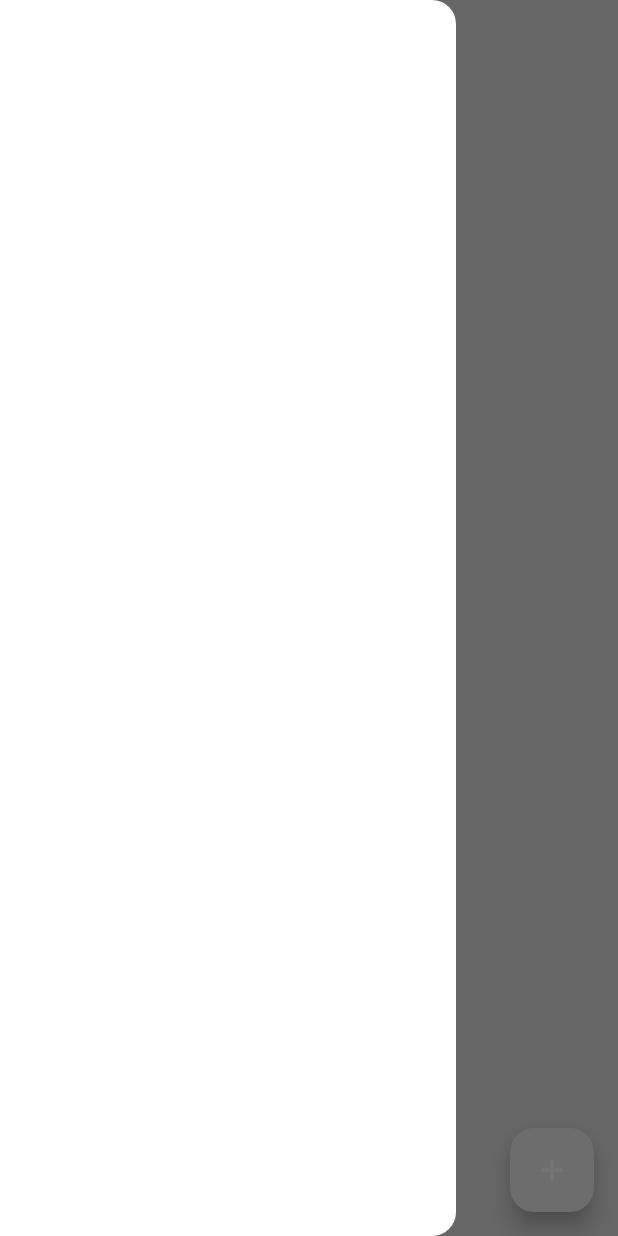
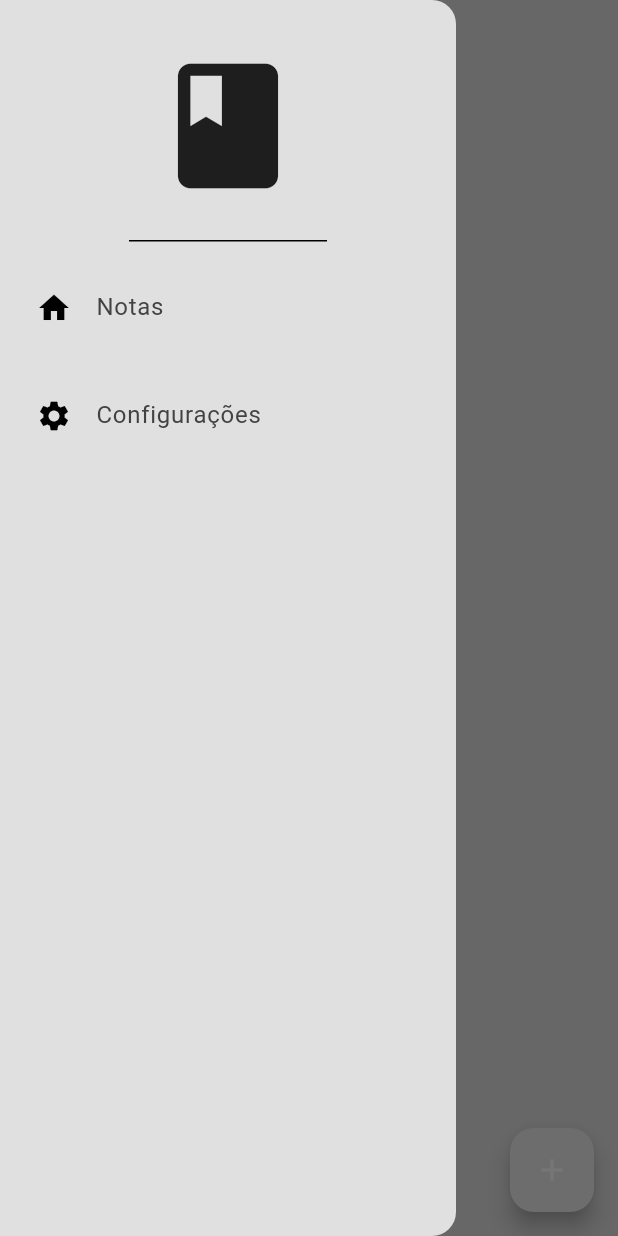
Before and after one commit to Wpylson/new_todo, a Flutter app: the screen it shows after launch, with the side drawer open, on a phone screen of 412 x 824 dp. Run offline on Flutter 3.47's test engine with Material 3 defaults, Android fonts, the phone set to English and light mode, and no system bars; our stand-ins replace google_fonts, isar; accounts and stored records are empty; generated files the repository leaves out were written again.

Commit message:
Drawer and drawer tile

```diff
--- /dev/null
+++ b/lib/components/drawer.dart
@@ -0,0 +1,38 @@
+import 'package:flutter/material.dart';
+import 'package:new_todo/components/drawer_tile.dart';
+
+class MyDrawer extends StatelessWidget {
+  const MyDrawer({super.key});
+
+  @override
+  Widget build(BuildContext context) {
+    return Drawer(
+      backgroundColor: Theme.of(context).colorScheme.background,
+      child: Column(
+        children: [
+          //Header
+          const DrawerHeader(
+            child: Icon(
+              Icons.book,
+              size: 100,
+            ),
+          ),
+
+          //Notes tile
+          DrawerTile(
+            title: "Notas",
+            leading: const Icon(Icons.home),
+            onTap: () => Navigator.pop(context),
+          ),
+
+          //Settings tile
+          DrawerTile(
+            title: "Configurações",
+            leading: const Icon(Icons.settings),
+            onTap: () {},
+          ),
+        ],
+      ),
+    );
+  }
+}
--- /dev/null
+++ b/lib/components/drawer_tile.dart
@@ -0,0 +1,29 @@
+import 'package:flutter/material.dart';
+
+class DrawerTile extends StatelessWidget {
+  final String title;
+  final Widget leading;
+  final void Function()? onTap;
+
+  const DrawerTile({
+    super.key,
+    required this.title,
+    required this.leading,
+    required this.onTap,
+  });
+
+  @override
+  Widget build(BuildContext context) {
+    return Padding(
+      padding: const EdgeInsets.all(8.0),
+      child: ListTile(
+        title: Text(
+          title,
+          style: TextStyle(color: Theme.of(context).colorScheme.inversePrimary),
+        ),
+        leading: leading,
+        onTap: onTap,
+      ),
+    );
+  }
+}
--- a/lib/screens/home_screen.dart
+++ b/lib/screens/home_screen.dart
@@ -1,5 +1,6 @@
 import 'package:flutter/material.dart';
 import 'package:google_fonts/google_fonts.dart';
+import 'package:new_todo/components/drawer.dart';
 import 'package:new_todo/models/note.dart';
 import 'package:new_todo/models/note_database.dart';
 import 'package:provider/provider.dart';
@@ -145,7 +146,7 @@ class _HomeScreenState extends State<HomeScreen> {
         onPressed: createNote,
         child: const Icon(Icons.add),
       ),
-      drawer: Drawer(),
+      drawer: const MyDrawer(),
       body: Column(
         crossAxisAlignment: CrossAxisAlignment.start,
         children: [
```
